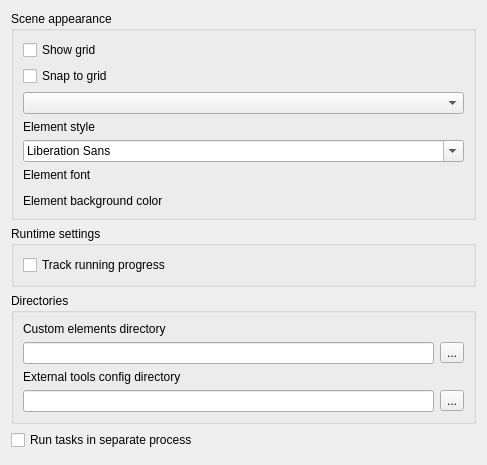
Above: src/plugins/workflow_designer/src/ui/WorkflowSettingsWidget.ui from violethaze74/ugene before the change. Below: the same form after it.
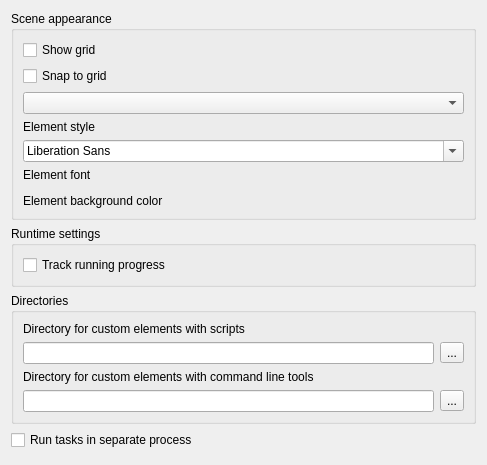
That is the form after the change.

The edit to the form file:
```diff
--- a/src/plugins/workflow_designer/src/ui/WorkflowSettingsWidget.ui
+++ b/src/plugins/workflow_designer/src/ui/WorkflowSettingsWidget.ui
@@ -92,7 +92,7 @@
       <item>
        <widget class="QLabel" name="label_4">
         <property name="text">
-         <string>Custom elements directory</string>
+         <string>Directory for custom elements with scripts</string>
         </property>
        </widget>
       </item>
@@ -113,7 +113,7 @@
       <item>
        <widget class="QLabel" name="label_5">
         <property name="text">
-         <string>External tools config directory</string>
+         <string>Directory for custom elements with command line tools</string>
         </property>
        </widget>
       </item>
```
Left out of the diff: 4 changed lines with no effect on the pictures.
